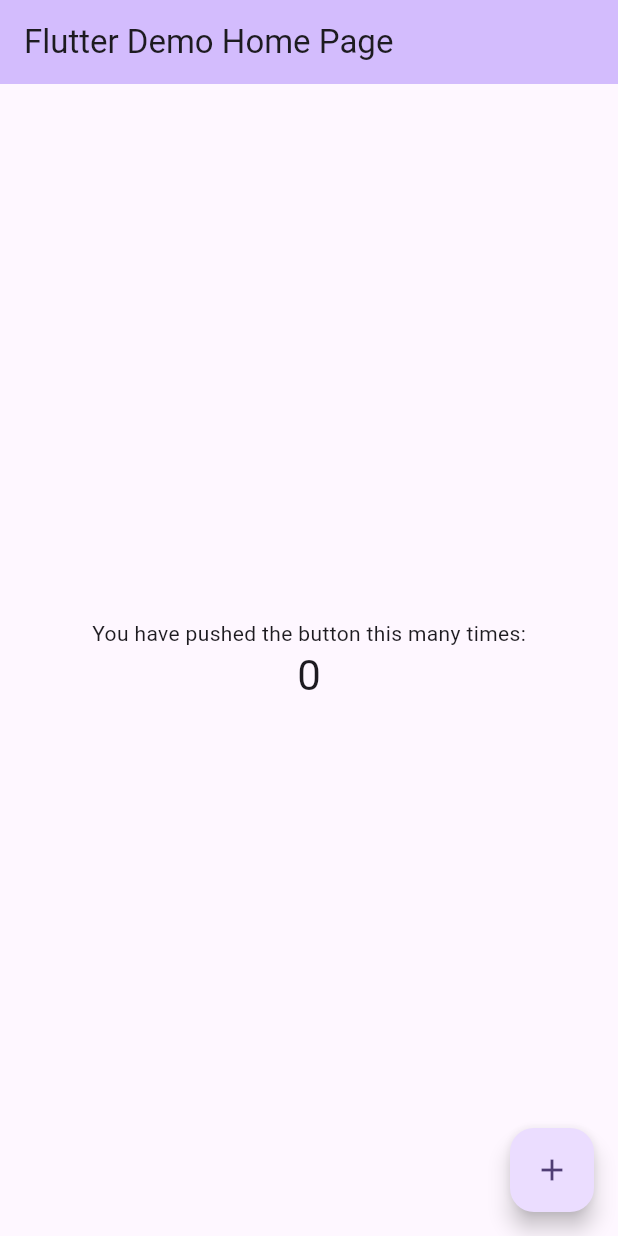
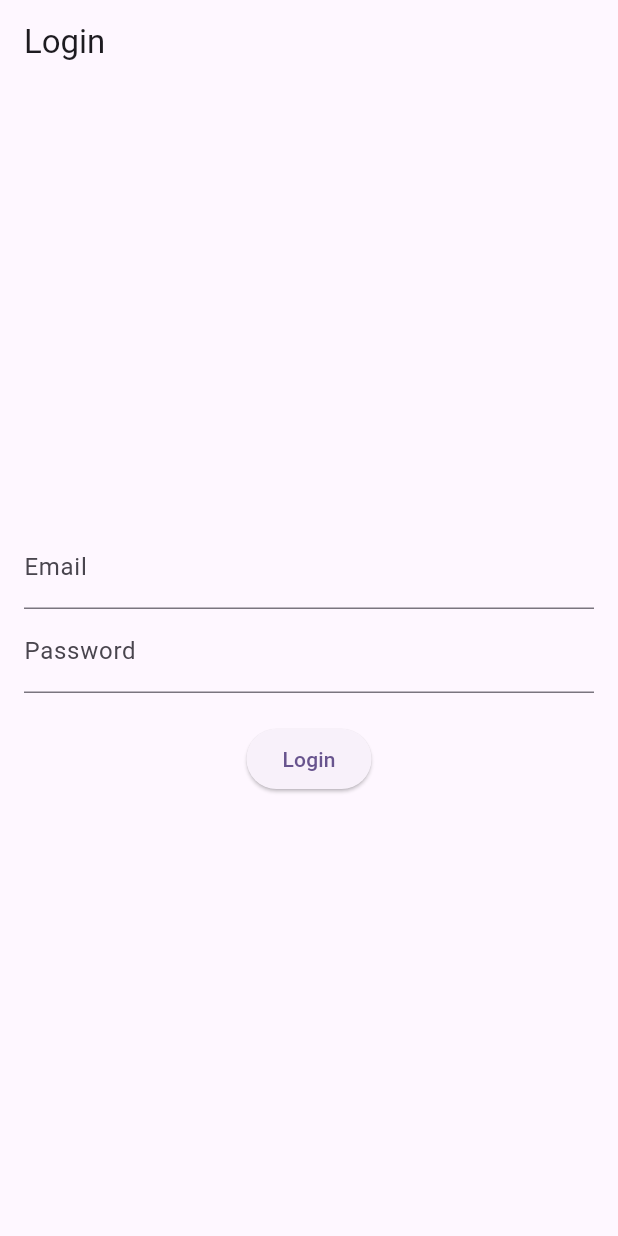
Before and after one commit to PriyanshuYadav08/Stock_Market_Screener_App, a Flutter app: the screen it shows after launch, on a phone screen of 412 x 824 dp. Run offline on Flutter 3.47's test engine with Material 3 defaults, Android fonts, the phone set to English and light mode, and no system bars.

Commit message:
splash screen and initial auth screen for login

```diff
--- /dev/null
+++ b/lib/auth/auth.dart
@@ -0,0 +1,74 @@
+import 'package:flutter/material.dart';
+
+/// Simple authentication screen placeholder.
+/// Add real login/registration logic here later.
+class AuthScreen extends StatefulWidget {
+  const AuthScreen({super.key});
+
+  @override
+  State<AuthScreen> createState() => _AuthScreenState();
+}
+
+class _AuthScreenState extends State<AuthScreen> {
+  final _formKey = GlobalKey<FormState>();
+  // String _email = '';
+  // String _password = '';
+  bool _loading = false;
+
+  void _submit() {
+    if (!_formKey.currentState!.validate()) return;
+    _formKey.currentState!.save();
+    // TODO: perform authentication
+    setState(() {
+      _loading = true;
+    });
+    Future.delayed(const Duration(seconds: 1), () {
+      setState(() {
+        _loading = false;
+      });
+      // show success/failure
+      ScaffoldMessenger.of(context).showSnackBar(
+        const SnackBar(content: Text('Login attempted (placeholder)')),
+      );
+    });
+  }
+
+  @override
+  Widget build(BuildContext context) {
+    return Scaffold(
+      appBar: AppBar(title: const Text('Login')),
+      body: Center(
+        child: Padding(
+          padding: const EdgeInsets.all(16.0),
+          child: Form(
+            key: _formKey,
+            child: Column(
+              mainAxisSize: MainAxisSize.min,
+              children: [
+                TextFormField(
+                  decoration: const InputDecoration(labelText: 'Email'),
+                  keyboardType: TextInputType.emailAddress,
+                  validator: (v) => (v == null || v.isEmpty) ? 'Enter email' : null,
+                  // onSaved: (v) => _email = v ?? '',
+                ),
+                TextFormField(
+                  decoration: const InputDecoration(labelText: 'Password'),
+                  obscureText: true,
+                  validator: (v) => (v == null || v.isEmpty) ? 'Enter password' : null,
+                  // onSaved: (v) => _password = v ?? '',
+                ),
+                const SizedBox(height: 20),
+                _loading
+                    ? const CircularProgressIndicator()
+                    : ElevatedButton(
+                        onPressed: _submit,
+                        child: const Text('Login'),
+                      ),
+              ],
+            ),
+          ),
+        ),
+      ),
+    );
+  }
+}
--- a/lib/main.dart
+++ b/lib/main.dart
@@ -1,4 +1,5 @@
 import 'package:flutter/material.dart';
+import 'auth/auth.dart';
 
 void main() {
   runApp(const MyApp());
@@ -11,112 +12,69 @@ class MyApp extends StatelessWidget {
   @override
   Widget build(BuildContext context) {
     return MaterialApp(
-      title: 'Flutter Demo',
+      debugShowCheckedModeBanner: false,
+      title: 'Stock Market Screener',
       theme: ThemeData(
-        // This is the theme of your application.
-        //
-        // TRY THIS: Try running your application with "flutter run". You'll see
-        // the application has a purple toolbar. Then, without quitting the app,
-        // try changing the seedColor in the colorScheme below to Colors.green
-        // and then invoke "hot reload" (save your changes or press the "hot
-        // reload" button in a Flutter-supported IDE, or press "r" if you used
-        // the command line to start the app).
-        //
-        // Notice that the counter didn't reset back to zero; the application
-        // state is not lost during the reload. To reset the state, use hot
-        // restart instead.
-        //
-        // This works for code too, not just values: Most code changes can be
-        // tested with just a hot reload.
         colorScheme: ColorScheme.fromSeed(seedColor: Colors.deepPurple),
       ),
-      home: const MyHomePage(title: 'Flutter Demo Home Page'),
+      // start with splash screen, it will navigate to auth automatically
+      home: const SplashScreen(),
     );
   }
 }
 
-class MyHomePage extends StatefulWidget {
-  const MyHomePage({super.key, required this.title});
-
-  // This widget is the home page of your application. It is stateful, meaning
-  // that it has a State object (defined below) that contains fields that affect
-  // how it looks.
-
-  // This class is the configuration for the state. It holds the values (in this
-  // case the title) provided by the parent (in this case the App widget) and
-  // used by the build method of the State. Fields in a Widget subclass are
-  // always marked "final".
-
-  final String title;
+/// simple splash screen that waits a moment and then pushes the auth screen
+class SplashScreen extends StatefulWidget {
+  const SplashScreen({super.key});
 
   @override
-  State<MyHomePage> createState() => _MyHomePageState();
+  _SplashScreenState createState() => _SplashScreenState();
 }
 
-class _MyHomePageState extends State<MyHomePage> {
-  int _counter = 0;
+class _SplashScreenState extends State<SplashScreen>
+    with SingleTickerProviderStateMixin {
+  late AnimationController _fadeController;
 
-  void _incrementCounter() {
-    setState(() {
-      // This call to setState tells the Flutter framework that something has
-      // changed in this State, which causes it to rerun the build method below
-      // so that the display can reflect the updated values. If we changed
-      // _counter without calling setState(), then the build method would not be
-      // called again, and so nothing would appear to happen.
-      _counter++;
+  @override
+  void initState() {
+    super.initState();
+    _fadeController = AnimationController(
+      duration: const Duration(milliseconds: 500),
+      vsync: this,
+    );
+
+    // show logo for 2 seconds, then fade out and navigate
+    Future.delayed(const Duration(seconds: 2), () {
+      _fadeController.forward().then((_) {
+        if (mounted) {
+          Navigator.of(context).pushReplacement(
+            MaterialPageRoute(builder: (_) => const AuthScreen()),
+          );
+        }
+      });
     });
   }
 
   @override
+  void dispose() {
+    _fadeController.dispose();
+    super.dispose();
+  }
+
+  @override
   Widget build(BuildContext context) {
-    // This method is rerun every time setState is called, for instance as done
-    // by the _incrementCounter method above.
-    //
-    // The Flutter framework has been optimized to make rerunning build methods
-    // fast, so that you can just rebuild anything that needs updating rather
-    // than having to individually change instances of widgets.
     return Scaffold(
-      appBar: AppBar(
-        // TRY THIS: Try changing the color here to a specific color (to
-        // Colors.amber, perhaps?) and trigger a hot reload to see the AppBar
-        // change color while the other colors stay the same.
-        backgroundColor: Theme.of(context).colorScheme.inversePrimary,
-        // Here we take the value from the MyHomePage object that was created by
-        // the App.build method, and use it to set our appbar title.
-        title: Text(widget.title),
-      ),
       body: Center(
-        // Center is a layout widget. It takes a single child and positions it
-        // in the middle of the parent.
-        child: Column(
-          // Column is also a layout widget. It takes a list of children and
-          // arranges them vertically. By default, it sizes itself to fit its
-          // children horizontally, and tries to be as tall as its parent.
-          //
-          // Column has various properties to control how it sizes itself and
-          // how it positions its children. Here we use mainAxisAlignment to
-          // center the children vertically; the main axis here is the vertical
-          // axis because Columns are vertical (the cross axis would be
-          // horizontal).
-          //
-          // TRY THIS: Invoke "debug painting" (choose the "Toggle Debug Paint"
-          // action in the IDE, or press "p" in the console), to see the
-          // wireframe for each widget.
-          mainAxisAlignment: MainAxisAlignment.center,
-          children: <Widget>[
-            const Text('You have pushed the button this many times:'),
-            Text(
-              '$_counter',
-              style: Theme.of(context).textTheme.headlineMedium,
-            ),
-          ],
+        child: FadeTransition(
+          opacity: Tween<double>(begin: 1.0, end: 0.0).animate(_fadeController),
+          child: Image.asset(
+            'assets/icons/logo_phone_splash_screen.png',
+            // width: 200,
+            // height: 200,
+            fit: BoxFit.contain,
+          ),
         ),
       ),
-      floatingActionButton: FloatingActionButton(
-        onPressed: _incrementCounter,
-        tooltip: 'Increment',
-        child: const Icon(Icons.add),
-      ), // This trailing comma makes auto-formatting nicer for build methods.
     );
   }
 }
--- a/pubspec.yaml
+++ b/pubspec.yaml
@@ -62,6 +62,9 @@ flutter:
   #   - images/a_dot_burr.jpeg
   #   - images/a_dot_ham.jpeg
 
+  assets:
+    - assets/icons/logo_phone_splash_screen.png
+
   # An image asset can refer to one or more resolution-specific "variants", see
   # https://flutter.dev/to/resolution-aware-images
 
```
Also changed, not shown: assets/icons/logo_phone_splash_screen.png (added).
